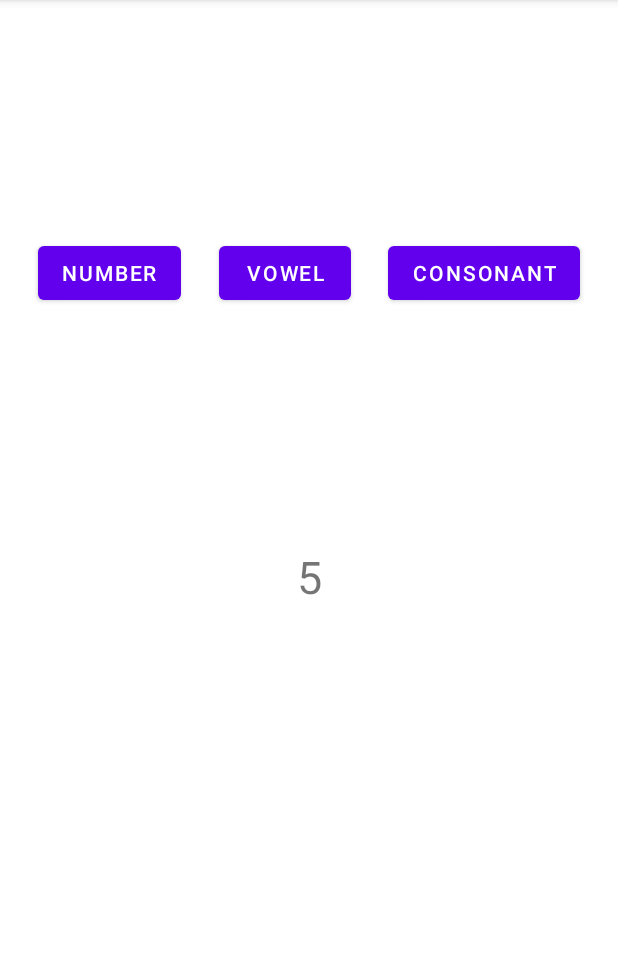
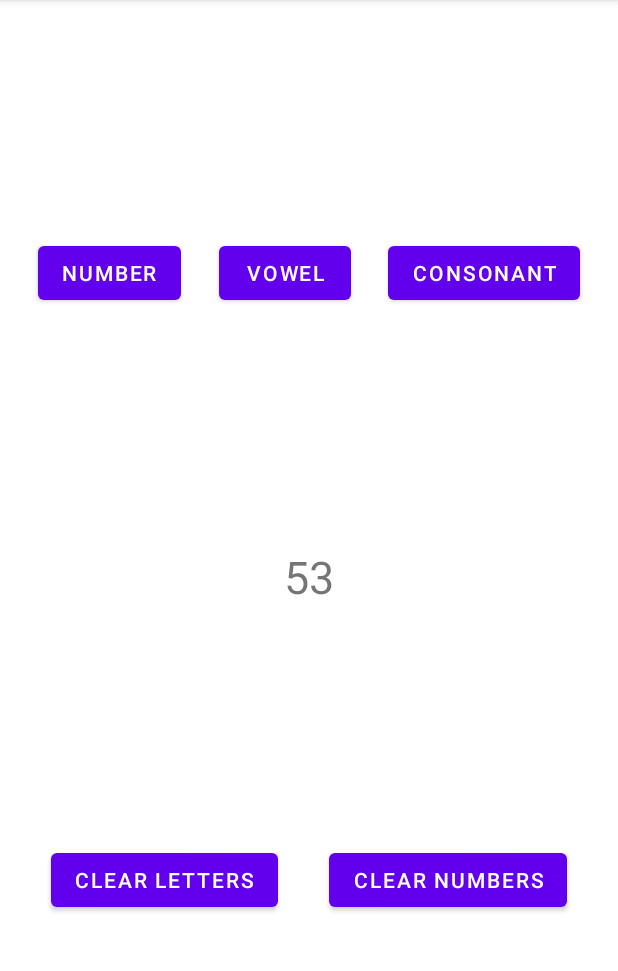
Before and after one commit to NickBevers/Mobile_Advanced_Letter_Number, an Android app: the screen it shows after launch (MainActivity), after a tap on "NUMBER", on a phone screen of 412 x 824 dp, the part 84-1055 px from its top. Run offline under Robolectric (Android 15) with nearby library versions, the phone set to English and light mode, and no system bars.

Commit message:
All functionality is working to add letters and clear the list of letters

```diff
--- a/app/src/main/java/com/example/letters_numbers/LetterViewModel.java
+++ b/app/src/main/java/com/example/letters_numbers/LetterViewModel.java
@@ -1,39 +1,34 @@
 package com.example.letters_numbers;
 
+import android.app.AlertDialog;
+import android.util.Log;
 import android.view.View;
 
 import androidx.lifecycle.MutableLiveData;
 import androidx.lifecycle.ViewModel;
 
-import java.lang.reflect.Array;
 import java.util.ArrayList;
 import java.util.Random;
 
+import static android.content.ContentValues.TAG;
+
 public class LetterViewModel extends ViewModel {
-    private MutableLiveData<Character> letter;
+    private MutableLiveData<String> letter;
+    private MutableLiveData<Character> number;
+
+    public String listString = "";
 
     ArrayList<Character> letterArray = new ArrayList<Character>(6);
     ArrayList<Integer> numberArray = new ArrayList<Integer>(6);
 
-    public MutableLiveData <Character> getLetter(){
+    public MutableLiveData<String> getLetter(){
         if (letter == null){
-            letter= new MutableLiveData <Character>();
+            letter= new MutableLiveData<String>();
         }
         return letter;
     }
 
-    /*public void setArray(char input, int num){
-        switch (num){
-            case 0:
-                letterArray.add(input);
-                break;
-
-            //case 1:
-                //numberArray.add()
-        }
-    }*/
-
-    public void setLetter(char c){
+    public void setLetter(String c){
         letter.setValue(c);
     }
 
@@ -57,23 +52,75 @@ public class LetterViewModel extends ViewModel {
     }
 
     public void pickVowel() {
+        if (letterArray.size() == 0){
             char c;
             do {
                 c = pickALetter();
             } while (!isVowel(c));
-        setLetter(c);
+
+            addToArray(c, 0);
+            listString +=  String.valueOf(c);
+            setLetter(listString);
+        }
+
+        else if (letterArray.size() < 6){
+            char c;
+            do {
+                c = pickALetter();
+            } while (!isVowel(c));
+
+            addToArray(c, 0);
+            listString +=  ", " + String.valueOf(c);
+            setLetter(listString);
+        }
+
     }
 
     public void pickConsonant() {
+        if (letterArray.size() == 0){
             char c;
             do {
                 c = pickALetter();
             } while (!isConsonant(c));
-        setLetter(c);
+
+            addToArray(c, 0);
+            listString +=  String.valueOf(c);
+            setLetter(listString);
+        }
+
+        else if (letterArray.size() < 6){
+            char c;
+            do {
+                c = pickALetter();
+            } while (!isConsonant(c));
+
+            addToArray(c, 0);
+            listString +=  ", " + String.valueOf(c);
+            setLetter(listString);
+        }
     }
 
     public void pickNumber() {
         int a = 53;
-        setLetter((char) a);
+        setLetter(String.valueOf(a));
+    }
+
+    public void addToArray(char input, int num){
+        if (num == 0){
+            letterArray.add(input);
         }
     }
+
+    public void clearLetter(){
+        letterArray.clear();
+        listString = "";
+        setLetter(listString);
+    }
+
+    public void clearNumber(){
+        numberArray.clear();
+        listString = "";
+        setLetter(listString);
+    }
+
+}
--- a/app/src/main/java/com/example/letters_numbers/MainActivity.java
+++ b/app/src/main/java/com/example/letters_numbers/MainActivity.java
@@ -24,11 +24,10 @@ public class MainActivity extends AppCompatActivity {
 
         tvLetter = findViewById(R.id.tv_letter);
 
-        viewModel.getLetter().observe(this, new Observer<Character>() {
+        viewModel.getLetter().observe(this, new Observer<String>() {
             @Override
-            public void onChanged(Character character) {
-                tvLetter.setText(character.toString());
-
+            public void onChanged(String s) {
+                tvLetter.setText(s);
             }
         });
     }
@@ -45,6 +44,14 @@ public class MainActivity extends AppCompatActivity {
         viewModel.pickNumber();
     }
 
+    public void clearLetter(View v){
+        viewModel.clearLetter();
+    }
+
+    public void clearNumber(View v){
+        viewModel.clearNumber();
+    }
+
 
 
 }
--- a/app/src/main/res/layout/activity_main.xml
+++ b/app/src/main/res/layout/activity_main.xml
@@ -53,4 +53,28 @@
         app:layout_constraintStart_toEndOf="@+id/btn_vowel"
         app:layout_constraintTop_toTopOf="parent" />
 
+    <Button
+        android:id="@+id/btn_letter_reset"
+        android:layout_width="wrap_content"
+        android:layout_height="wrap_content"
+        android:onClick="clearLetter"
+        android:text="Clear letters"
+        app:layout_constraintBottom_toBottomOf="parent"
+        app:layout_constraintEnd_toStartOf="@+id/btn_number_reset"
+        app:layout_constraintHorizontal_bias="0.5"
+        app:layout_constraintStart_toStartOf="parent"
+        app:layout_constraintTop_toBottomOf="@+id/tv_letter" />
+
+    <Button
+        android:id="@+id/btn_number_reset"
+        android:layout_width="wrap_content"
+        android:layout_height="wrap_content"
+        android:onClick="clearNumber"
+        android:text="Clear numbers"
+        app:layout_constraintBottom_toBottomOf="parent"
+        app:layout_constraintEnd_toEndOf="parent"
+        app:layout_constraintHorizontal_bias="0.5"
+        app:layout_constraintStart_toEndOf="@+id/btn_letter_reset"
+        app:layout_constraintTop_toBottomOf="@+id/tv_letter" />
+
 </androidx.constraintlayout.widget.ConstraintLayout>
```
Lines whose indentation alone changed are shown as unchanged.
